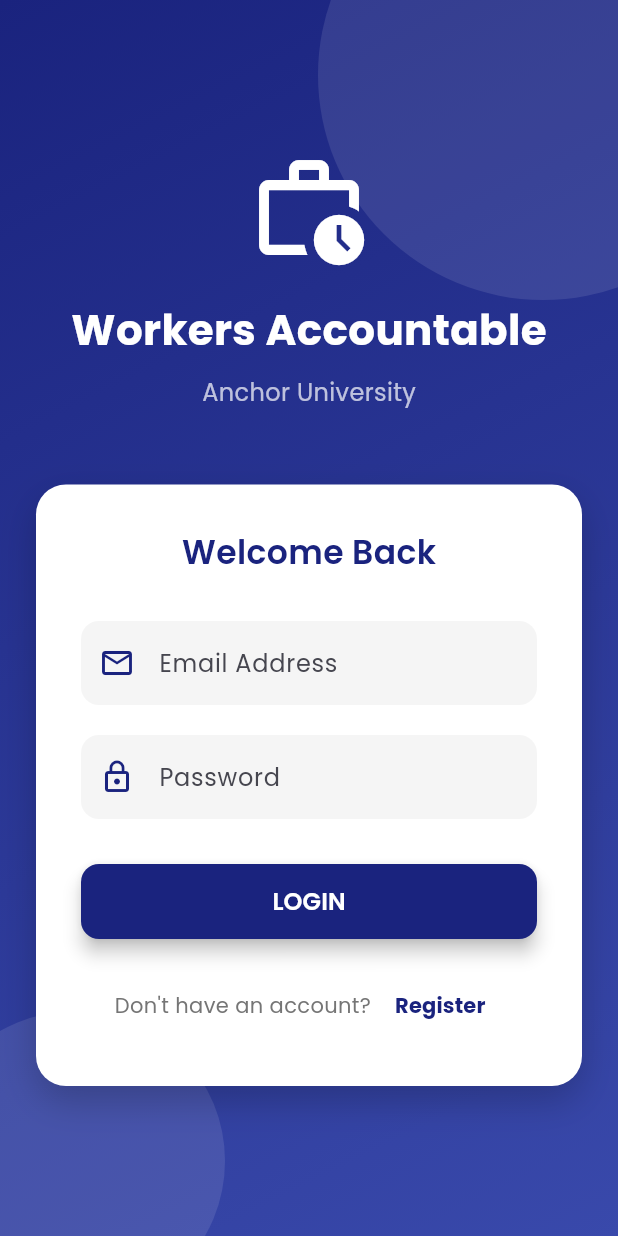
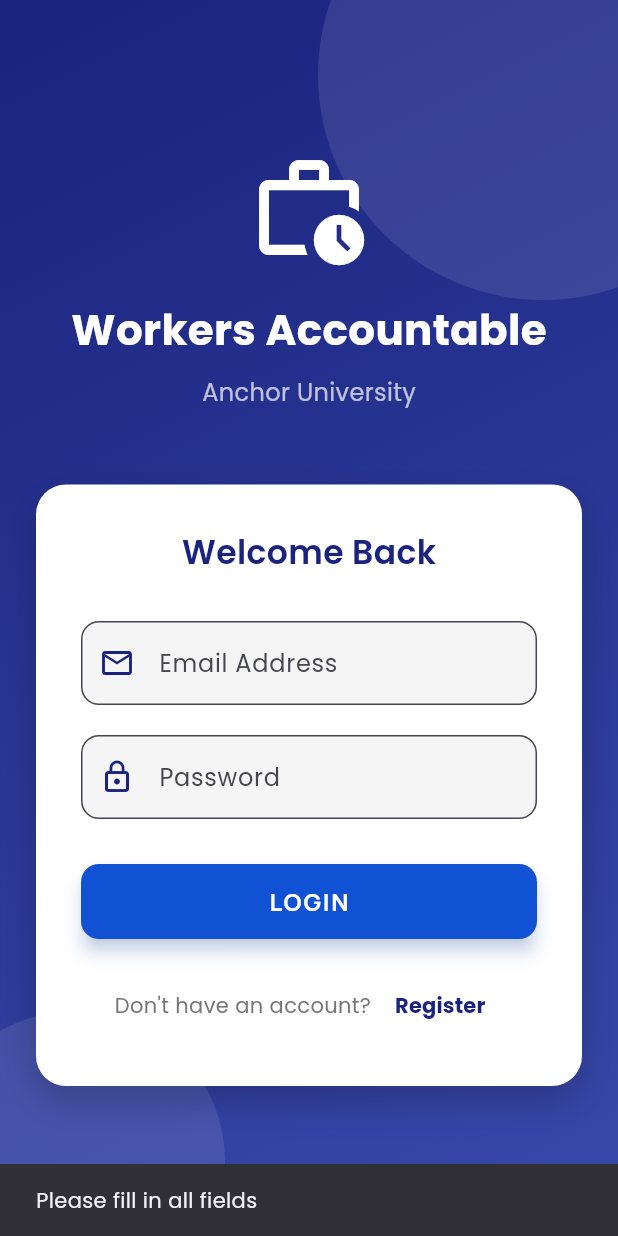
Before and after one commit to femi-tobi/workers-accountability, a Flutter app: the screen it shows after launch, after a tap on "LOGIN", on a phone screen of 412 x 824 dp. Run offline on Flutter 3.47's test engine with Material 3 defaults, Android fonts, the light colour scheme and no system bars; drawn by our look-alikes of flutter_animate; our stand-ins replace google_fonts; accounts and stored records are empty; network calls fail.

Commit message:
feat: Implement user authentication with dedicated login, registration, and dashboard screens, along with an authentication service.

```diff
--- a/lib/screens/login_screen.dart
+++ b/lib/screens/login_screen.dart
@@ -1,10 +1,61 @@
 import 'package:flutter/material.dart';
 import 'package:google_fonts/google_fonts.dart';
 import 'package:flutter_animate/flutter_animate.dart';
+import '../services/auth_service.dart';
+import 'dashboard_screen.dart';
 import 'register_screen.dart'; // We'll create this next
 
-class LoginScreen extends StatelessWidget {
+class LoginScreen extends StatefulWidget {
   const LoginScreen({super.key});
+
+  @override
+  State<LoginScreen> createState() => _LoginScreenState();
+}
+
+class _LoginScreenState extends State<LoginScreen> {
+  final _emailController = TextEditingController();
+  final _passwordController = TextEditingController();
+  final _authService = AuthService();
+  bool _isLoading = false;
+
+  void _login() async {
+    setState(() => _isLoading = true);
+
+    final email = _emailController.text.trim();
+    final password = _passwordController.text.trim();
+
+    if (email.isEmpty || password.isEmpty) {
+      ScaffoldMessenger.of(context).showSnackBar(
+        const SnackBar(content: Text('Please fill in all fields')),
+      );
+      setState(() => _isLoading = false);
+      return;
+    }
+
+    final result = await _authService.login(email, password);
+
+    setState(() => _isLoading = false);
+
+    if (result['success']) {
+       if (!mounted) return;
+       Navigator.pushReplacement(
+        context,
+        MaterialPageRoute(builder: (context) => const DashboardScreen()),
+      );
+    } else {
+      if (!mounted) return;
+      ScaffoldMessenger.of(context).showSnackBar(
+        SnackBar(content: Text(result['message'])),
+      );
+    }
+  }
+
+  @override
+  void dispose() {
+    _emailController.dispose();
+    _passwordController.dispose();
+    super.dispose();
+  }
 
   @override
   Widget build(BuildContext context) {
@@ -104,12 +155,12 @@
                         ),
                         const SizedBox(height: 30),
                         TextField(
+                          controller: _emailController,
                           decoration: InputDecoration(
-                            hintText: 'Email Address',
+                            labelText: 'Email Address',
                             prefixIcon: const Icon(Icons.email_outlined),
                             border: OutlineInputBorder(
                               borderRadius: BorderRadius.circular(12),
-                              borderSide: BorderSide.none,
                             ),
                             filled: true,
                             fillColor: Colors.grey[100],
@@ -118,13 +169,13 @@
                         ),
                         const SizedBox(height: 20),
                         TextField(
+                          controller: _passwordController,
                           obscureText: true,
                           decoration: InputDecoration(
-                            hintText: 'Password',
+                            labelText: 'Password',
                             prefixIcon: const Icon(Icons.lock_outline),
                             border: OutlineInputBorder(
                               borderRadius: BorderRadius.circular(12),
-                              borderSide: BorderSide.none,
                             ),
                             filled: true,
                             fillColor: Colors.grey[100],
@@ -136,27 +187,28 @@
                           width: double.infinity,
                           height: 50,
                           child: ElevatedButton(
-                            onPressed: () {
-                              // TODO: Implement Login Logic
-                            },
+                            onPressed: _isLoading ? null : _login,
                             style: ElevatedButton.styleFrom(
-                              backgroundColor: const Color(0xFF1A237E),
+                              backgroundColor: const Color(0xFF1152D4),
                               foregroundColor: Colors.white,
                               shape: RoundedRectangleBorder(
                                 borderRadius: BorderRadius.circular(12),
                               ),
                               elevation: 5,
+                              shadowColor: const Color(0xFF1152D4).withOpacity(0.4),
                             ),
-                            child: Text(
-                              'LOGIN',
-                              style: GoogleFonts.poppins(
-                                fontSize: 16,
-                                fontWeight: FontWeight.w600,
+                            child: _isLoading
+                              ? const SizedBox(width: 20, height: 20, child: CircularProgressIndicator(color: Colors.white, strokeWidth: 2))
+                              : Text(
+                                'LOGIN',
+                                style: GoogleFonts.manrope(
+                                  fontSize: 16,
+                                  fontWeight: FontWeight.bold,
+                                  letterSpacing: 1.2,
+                                ),
                               ),
-                            ),
                           ),
-                        ),
-                        const SizedBox(height: 20),
+                        ),const SizedBox(height: 20),
                         Row(
                           mainAxisAlignment: MainAxisAlignment.center,
                           children: [
--- a/pubspec.yaml
+++ b/pubspec.yaml
@@ -37,6 +37,7 @@
   google_fonts: ^8.0.1
   flutter_animate: ^4.5.2
   intl: ^0.20.2
+  http: ^1.6.0
 
 dev_dependencies:
   flutter_test:
```
Also changed, not shown: lib/screens/dashboard_screen.dart (+84 -32 lines), lib/screens/register_screen.dart (+6 -1 lines), lib/services/auth_service.dart (added, +67 -0 lines), pubspec.lock, 1 other file.
